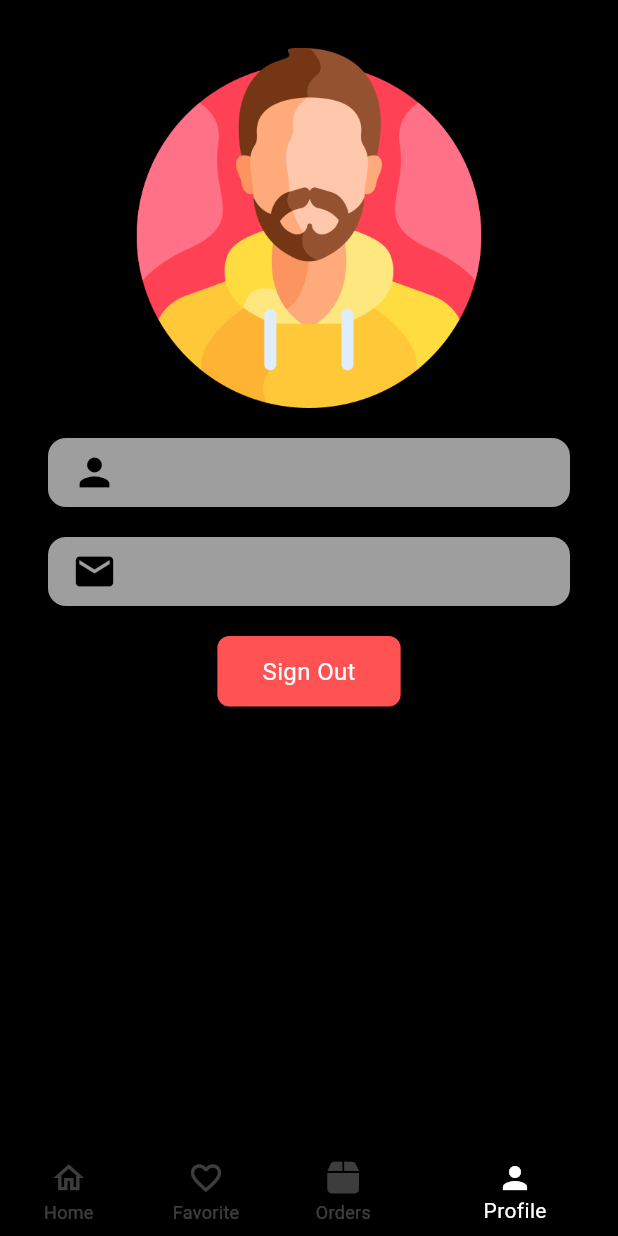
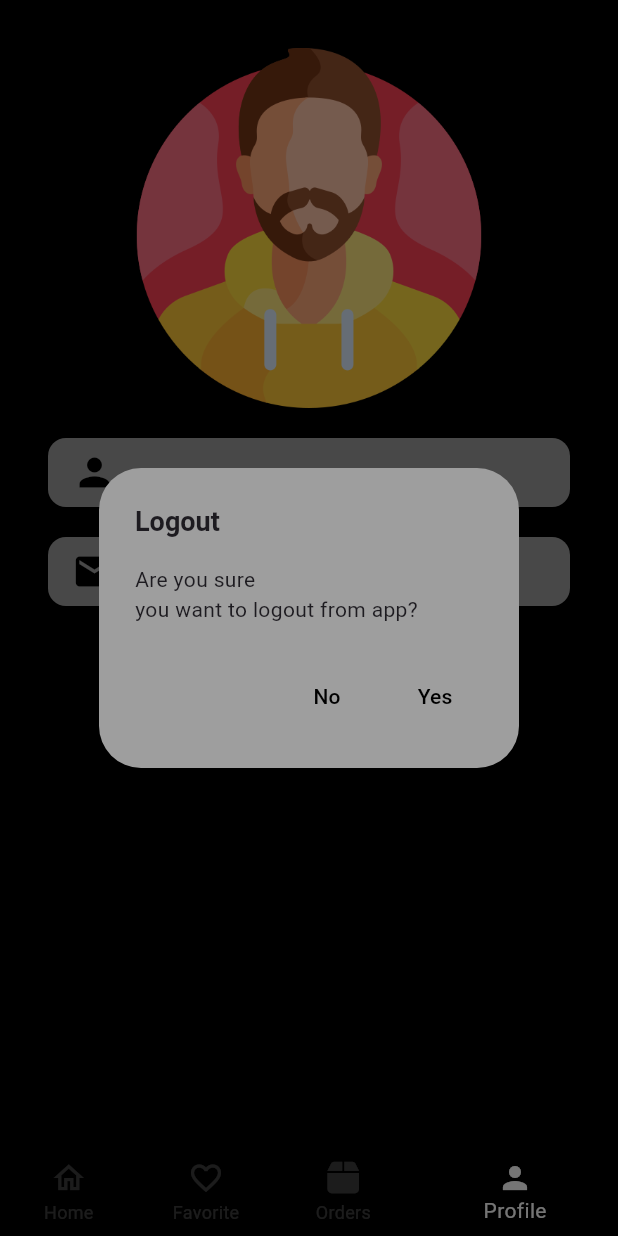
Before and after one commit to saipulanwarr/saclothesapp, a Flutter app: the DashboardOfFragments screen opened directly, item 4 of the bottom bar chosen, after a tap on "Sign Out", on a phone screen of 412 x 824 dp. Run offline on Flutter 3.47's test engine with Material 3 defaults, Android fonts, the phone set to English and light mode, and no system bars; our stand-ins replace fluttertoast, font_awesome_flutter, get, shared_preferences; accounts and stored records are empty.

Commit message:
implement signout user from app

```diff
--- a/lib/users/fragments/profile_fragment_screen.dart
+++ b/lib/users/fragments/profile_fragment_screen.dart
@@ -1,9 +1,61 @@
 import 'package:flutter/material.dart';
 import 'package:get/get.dart';
+import 'package:saclothesapp/users/authentication/login_screen.dart';
 import 'package:saclothesapp/users/userPreferences/current_user.dart';
+import 'package:saclothesapp/users/userPreferences/user_preferences.dart';
 
 class ProfileFragmentScreen extends StatelessWidget {
-  const ProfileFragmentScreen({super.key});
+  final CurrentUser _currentUser = Get.put(CurrentUser());
+
+  signOutUser() async {
+    var resultResponse = await Get.dialog(
+      AlertDialog(
+        backgroundColor: Colors.grey,
+        title: const Text(
+          "Logout",
+          style: TextStyle(
+            fontSize: 18,
+            fontWeight: FontWeight.bold,
+          ),
+        ),
+        content: const Text(
+          "Are you sure\nyou want to logout from app?",
+        ),
+        actions: [
+          TextButton(
+            onPressed: () {
+              Get.back();
+            },
+            child: const Text(
+              "No",
+              style: TextStyle(
+                color: Colors.black,
+              ),
+            ),
+          ),
+          TextButton(
+            onPressed: () {
+              Get.back(result: "loggedOut");
+            },
+            child: const Text(
+              "Yes",
+              style: TextStyle(
+                color: Colors.black,
+              ),
+            ),
+          ),
+        ],
+      ),
+    );
+
+    if (resultResponse == 'loggedOut') {
+      RememberUserPrefs.removeUserInfo().then(
+        (value) => Get.off(
+          LoginScreen(),
+        ),
+      );
+    }
+  }
 
   Widget userInfoItemProfile(IconData iconData, String userData) {
     return Container(
@@ -38,8 +90,6 @@ class ProfileFragmentScreen extends StatelessWidget {
 
   @override
   Widget build(BuildContext context) {
-    final CurrentUser _currentUser = Get.put(CurrentUser());
-
     return ListView(
       padding: EdgeInsets.all(32),
       children: [
@@ -65,7 +115,9 @@ class ProfileFragmentScreen extends StatelessWidget {
             color: Colors.redAccent,
             borderRadius: BorderRadius.circular(8),
             child: InkWell(
-              onTap: () {},
+              onTap: () {
+                signOutUser();
+              },
               borderRadius: BorderRadius.circular(32),
               child: const Padding(
                 padding: EdgeInsets.symmetric(
--- a/lib/users/userPreferences/user_preferences.dart
+++ b/lib/users/userPreferences/user_preferences.dart
@@ -23,4 +23,9 @@ class RememberUserPrefs {
 
     return currentUserInfo;
   }
+
+  static Future<void> removeUserInfo() async {
+    SharedPreferences preferences = await SharedPreferences.getInstance();
+    await preferences.remove("currentUser");
+  }
 }
```
